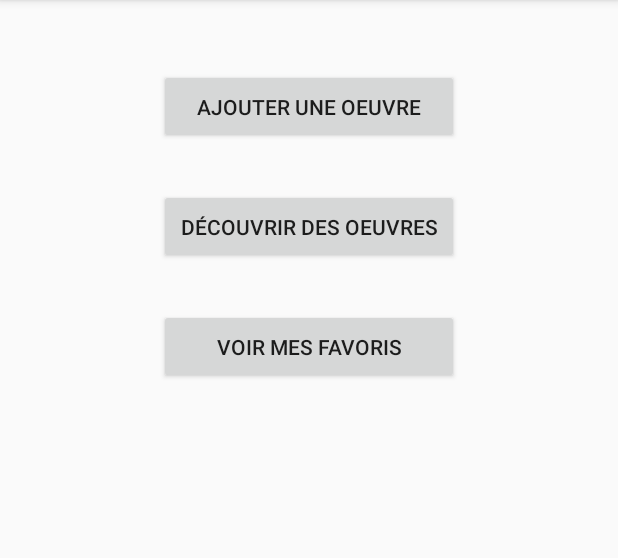
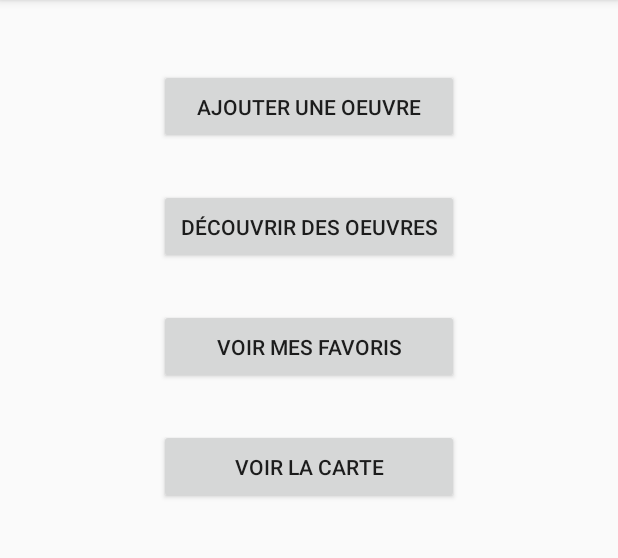
Before and after one commit to Alakabon/Lab3, an Android app: the MainMenuActivity screen opened directly, with no data from a screen before it, on a phone screen of 412 x 824 dp, the part 84-642 px from its top. Run offline under Robolectric (Android 15) with nearby library versions, the light colour scheme and no system bars.

Commit message:
Fixed my previous commit

```diff
--- a/app/build.gradle
+++ b/app/build.gradle
@@ -27,6 +27,7 @@ dependencies {
     compile 'com.android.support:appcompat-v7:25.3.1'
     compile 'com.android.support:design:25.3.1'
     compile 'com.google.firebase:firebase-database:10.0.1'
+    compile 'com.google.android.gms:play-services:10.0.1'
     compile 'com.android.support.constraint:constraint-layout:1.0.1'
     testCompile 'junit:junit:4.12'
 }
--- a/app/src/main/java/com/inf8405/polymtl/lab3/activities/MainMenuActivity.java
+++ b/app/src/main/java/com/inf8405/polymtl/lab3/activities/MainMenuActivity.java
@@ -42,5 +42,14 @@ public class MainMenuActivity extends AppCompatActivity {
             }
         });
 
+        Button viewMapBtn = (Button) findViewById(R.id.main_menu_btn_view_map);
+        viewMapBtn.setOnClickListener(new View.OnClickListener() {
+            @Override
+            public void onClick(View view) {
+                Intent intent = new Intent(getApplicationContext(),ViewMapActivity.class);
+                startActivity(intent);
+            }
+        });
+
     }
 }
--- a/app/src/main/res/layout/activity_main_menu.xml
+++ b/app/src/main/res/layout/activity_main_menu.xml
@@ -43,4 +43,14 @@
         app:layout_constraintRight_toRightOf="parent"
         app:layout_constraintTop_toBottomOf="@+id/main_menu_btn_browse_artwork"/>
 
+    <Button
+        android:id="@+id/main_menu_btn_view_map"
+        android:layout_width="200dp"
+        android:layout_height="50dp"
+        android:layout_marginTop="30dp"
+        android:text="@string/main_menu_btn_view_map"
+        app:layout_constraintLeft_toLeftOf="parent"
+        app:layout_constraintRight_toRightOf="parent"
+        app:layout_constraintTop_toBottomOf="@+id/main_menu_btn_view_favorite"/>
+
 </android.support.constraint.ConstraintLayout>
--- a/app/src/main/res/values/strings.xml
+++ b/app/src/main/res/values/strings.xml
@@ -1,5 +1,6 @@
 <resources>
     <string name="app_name">Lab3</string>
+    <string name="google_maps_key">AIzaSyBo0gnuqIEbMEiQogFGL4c1IXWvN-b2NwU</string>
     <!--Login-->
     <string name="login_name">Nom d\'utilisateur</string>
     <string name="login_password">Mot de passe</string>
@@ -11,6 +12,7 @@
     <string name="main_menu_btn_add_artwork">Ajouter une oeuvre</string>
     <string name="main_menu_btn_browse_artwork">Découvrir des oeuvres</string>
     <string name="main_menu_btn_view_favorites">Voir mes favoris</string>
+    <string name="main_menu_btn_view_map">Voir la carte</string>
     <!--Add Artwork-->
     <string name="add_artwork_btn_photo_from_camera">Prendre une photo</string>
     <string name="add_artwork_btn_photo_from_file">Charger d\'un fichier</string>
```
Also changed, not shown: app/src/main/AndroidManifest.xml (+10 -0 lines), app/src/main/java/com/inf8405/polymtl/lab3/activities/ViewMapActivity.java (+54 -4 lines), app/src/main/res/layout/activity_view_map.xml (+7 -6 lines).
